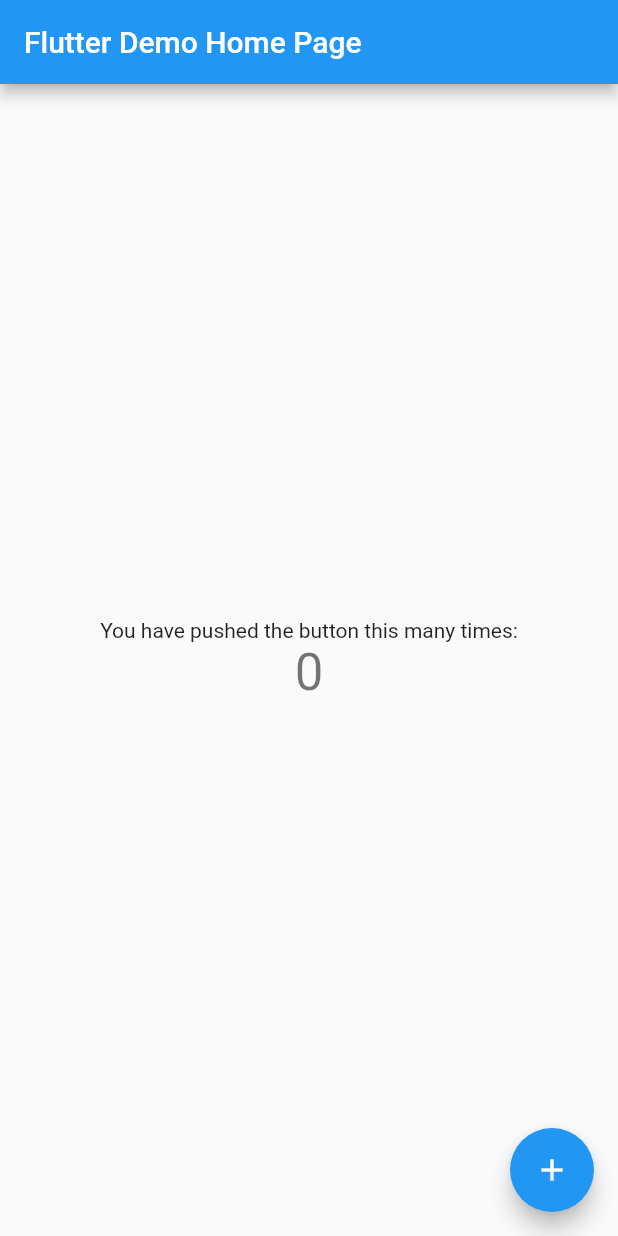
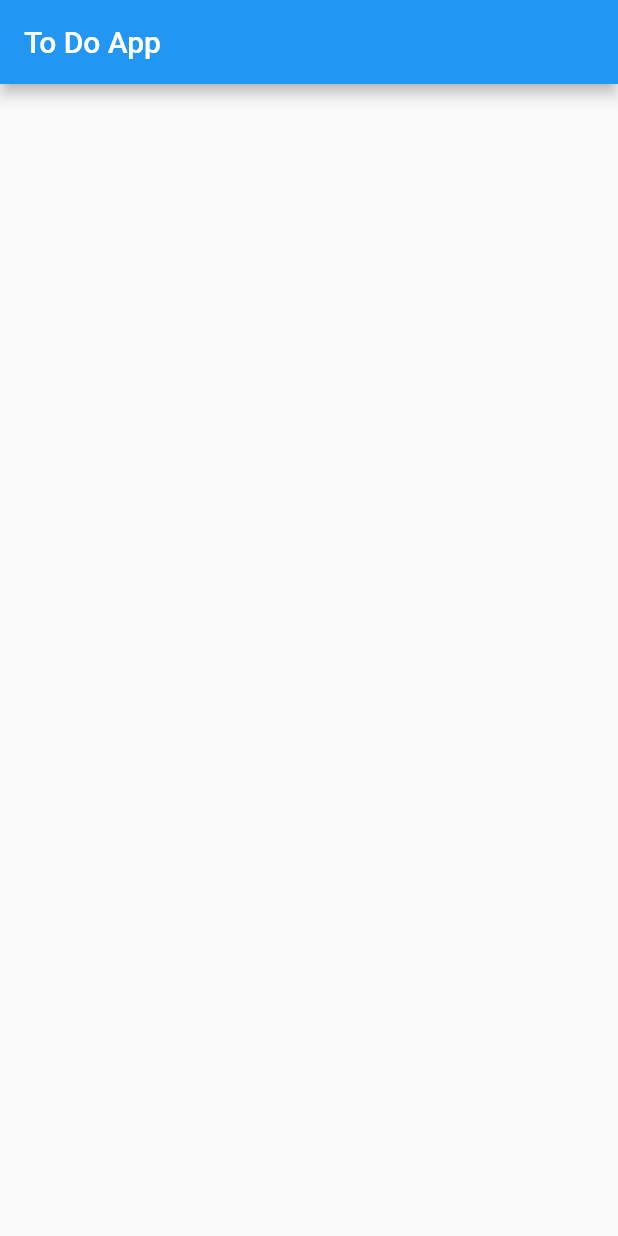
Before and after one commit to Sidkjr/FlutterProjects, a Flutter app: the screen it shows after launch, on a phone screen of 412 x 824 dp. Run offline on Flutter 3.47's test engine with Material 2 defaults, Android fonts, the light colour scheme and no system bars.

Commit message:
Removed the test folder, Added two packages, screens and src, App now has a scaffolding and an Appbar

```diff
--- a/to_do_application/lib/main.dart
+++ b/to_do_application/lib/main.dart
@@ -1,115 +1,6 @@
-import 'package:flutter/material.dart';
+import 'package:flutter/cupertino.dart';
+import 'package:to_do_application/src/app.dart';
 
 void main() {
-  runApp(const MyApp());
+  runApp(App());
 }
-
-class MyApp extends StatelessWidget {
-  const MyApp({super.key});
-
-  // This widget is the root of your application.
-  @override
-  Widget build(BuildContext context) {
-    return MaterialApp(
-      title: 'Flutter Demo',
-      theme: ThemeData(
-        // This is the theme of your application.
-        //
-        // Try running your application with "flutter run". You'll see the
-        // application has a blue toolbar. Then, without quitting the app, try
-        // changing the primarySwatch below to Colors.green and then invoke
-        // "hot reload" (press "r" in the console where you ran "flutter run",
-        // or simply save your changes to "hot reload" in a Flutter IDE).
-        // Notice that the counter didn't reset back to zero; the application
-        // is not restarted.
-        primarySwatch: Colors.blue,
-      ),
-      home: const MyHomePage(title: 'Flutter Demo Home Page'),
-    );
-  }
-}
-
-class MyHomePage extends StatefulWidget {
-  const MyHomePage({super.key, required this.title});
-
-  // This widget is the home page of your application. It is stateful, meaning
-  // that it has a State object (defined below) that contains fields that affect
-  // how it looks.
-
-  // This class is the configuration for the state. It holds the values (in this
-  // case the title) provided by the parent (in this case the App widget) and
-  // used by the build method of the State. Fields in a Widget subclass are
-  // always marked "final".
-
-  final String title;
-
-  @override
-  State<MyHomePage> createState() => _MyHomePageState();
-}
-
-class _MyHomePageState extends State<MyHomePage> {
-  int _counter = 0;
-
-  void _incrementCounter() {
-    setState(() {
-      // This call to setState tells the Flutter framework that something has
-      // changed in this State, which causes it to rerun the build method below
-      // so that the display can reflect the updated values. If we changed
-      // _counter without calling setState(), then the build method would not be
-      // called again, and so nothing would appear to happen.
-      _counter++;
-    });
-  }
-
-  @override
-  Widget build(BuildContext context) {
-    // This method is rerun every time setState is called, for instance as done
-    // by the _incrementCounter method above.
-    //
-    // The Flutter framework has been optimized to make rerunning build methods
-    // fast, so that you can just rebuild anything that needs updating rather
-    // than having to individually change instances of widgets.
-    return Scaffold(
-      appBar: AppBar(
-        // Here we take the value from the MyHomePage object that was created by
-        // the App.build method, and use it to set our appbar title.
-        title: Text(widget.title),
-      ),
-      body: Center(
-        // Center is a layout widget. It takes a single child and positions it
-        // in the middle of the parent.
-        child: Column(
-          // Column is also a layout widget. It takes a list of children and
-          // arranges them vertically. By default, it sizes itself to fit its
-          // children horizontally, and tries to be as tall as its parent.
-          //
-          // Invoke "debug painting" (press "p" in the console, choose the
-          // "Toggle Debug Paint" action from the Flutter Inspector in Android
-          // Studio, or the "Toggle Debug Paint" command in Visual Studio Code)
-          // to see the wireframe for each widget.
-          //
-          // Column has various properties to control how it sizes itself and
-          // how it positions its children. Here we use mainAxisAlignment to
-          // center the children vertically; the main axis here is the vertical
-          // axis because Columns are vertical (the cross axis would be
-          // horizontal).
-          mainAxisAlignment: MainAxisAlignment.center,
-          children: <Widget>[
-            const Text(
-              'You have pushed the button this many times:',
-            ),
-            Text(
-              '$_counter',
-              style: Theme.of(context).textTheme.headlineMedium,
-            ),
-          ],
-        ),
-      ),
-      floatingActionButton: FloatingActionButton(
-        onPressed: _incrementCounter,
-        tooltip: 'Increment',
-        child: const Icon(Icons.add),
-      ), // This trailing comma makes auto-formatting nicer for build methods.
-    );
-  }
-}
--- /dev/null
+++ b/to_do_application/lib/screens/home_screen.dart
@@ -0,0 +1,16 @@
+import 'package:flutter/material.dart';
+class HomeScreen extends StatefulWidget {
+  @override
+  State<HomeScreen> createState() => _HomeScreenState();
+}
+
+class _HomeScreenState extends State<HomeScreen> {
+  @override
+  Widget build(BuildContext context) {
+    return Scaffold(
+      appBar: AppBar(
+        title: Text("To Do App"),
+      ),
+    );
+  }
+}
--- /dev/null
+++ b/to_do_application/lib/src/app.dart
@@ -0,0 +1,10 @@
+import 'package:flutter/material.dart';
+import 'package:to_do_application/screens/home_screen.dart';
+class App extends StatelessWidget {
+  @override
+  Widget build(BuildContext context) {
+    return MaterialApp(
+      home: HomeScreen(),
+    );
+  }
+}
```
Also changed, not shown: 1 other file.
